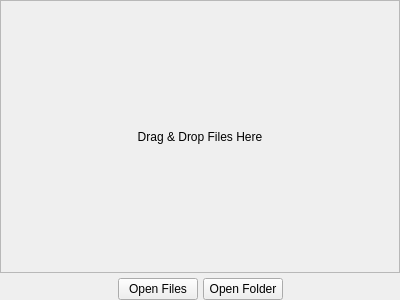
Qt form App/gui/widgets/dnd_area.ui (hattaarshavin/PikselCat) before a commit.
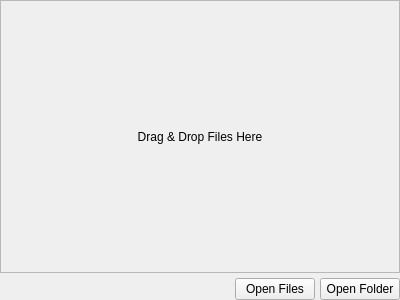
The same form after that commit.

Commit message: feat: Add settings button to actions widget; implement close button in loaded item widget with removal signal

```diff
--- a/App/gui/widgets/dnd_area.ui
+++ b/App/gui/widgets/dnd_area.ui
@@ -129,19 +129,6 @@
        </property>
       </widget>
      </item>
-     <item>
-      <spacer name="rightSpacer">
-       <property name="orientation">
-        <enum>Qt::Horizontal</enum>
-       </property>
-       <property name="sizeHint" stdset="0">
-        <size>
-         <width>40</width>
-         <height>20</height>
-        </size>
-       </property>
-      </spacer>
-     </item>
     </layout>
    </item>
   </layout>
```
Left out of the diff: 5 changed lines with no effect on the pictures. The commit also changes 6 other files.
